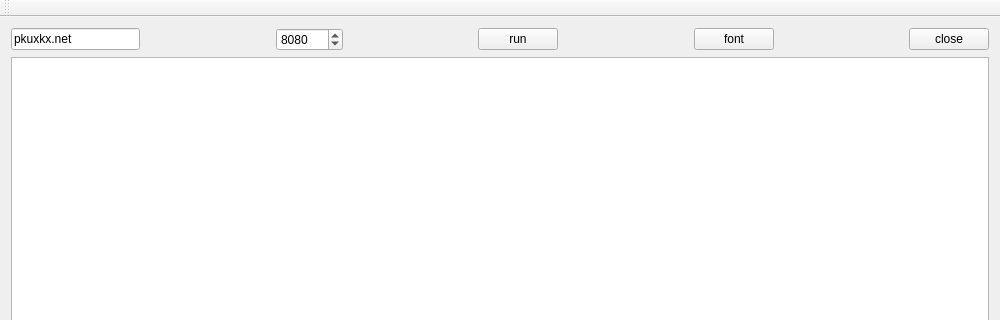
Before: the Qt Designer form mainwindow.ui in xxsmall/qt_telnet, drawn with Qt 5; both pictures show x 0 to 1000 and y 0 to 320 of the 1000 by 663 pixel window.
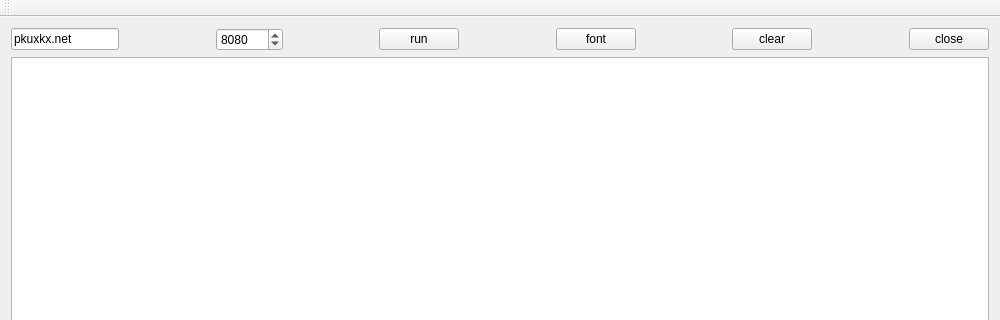
After: the same form once the commit is applied.

The edit to the form file:
```diff
--- a/mainwindow.ui
+++ b/mainwindow.ui
@@ -90,6 +90,26 @@
         </property>
        </widget>
       </item>
+      <item>
+       <spacer name="horizontalSpacer_5">
+        <property name="orientation">
+         <enum>Qt::Horizontal</enum>
+        </property>
+        <property name="sizeHint" stdset="0">
+         <size>
+          <width>40</width>
+          <height>20</height>
+         </size>
+        </property>
+       </spacer>
+      </item>
+      <item>
+       <widget class="QPushButton" name="pushButton">
+        <property name="text">
+         <string>clear</string>
+        </property>
+       </widget>
+      </item>
       <item>
        <spacer name="horizontalSpacer_2">
         <property name="orientation">
```
Left out of the diff: 2 changed lines with no effect on the pictures.
